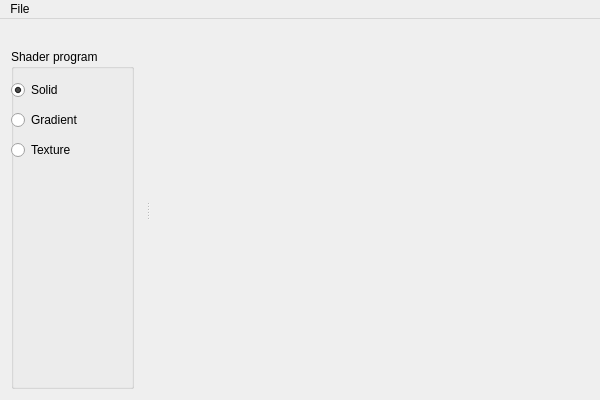
This is src/mainwindow.ui in kzliu/particleScene123 as Qt 5 draws it before an edit. The edited form follows.
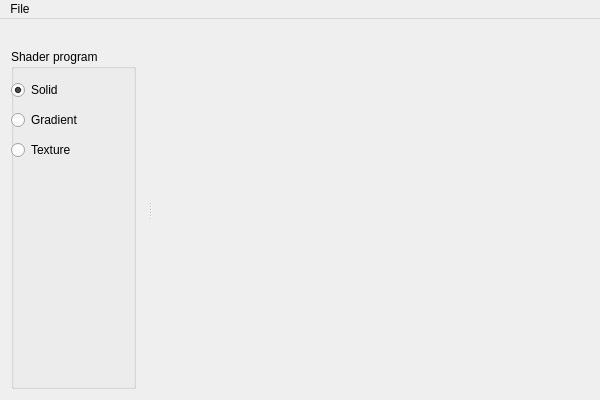
This is the edited form.

Patch:
```diff
--- a/src/mainwindow.ui
+++ b/src/mainwindow.ui
@@ -34,7 +34,7 @@
   <widget class="QDockWidget" name="settingsDock">
    <property name="minimumSize">
     <size>
-     <width>145</width>
+     <width>147</width>
      <height>211</height>
     </size>
    </property>
```
Left out of the diff: 4 changed lines with no effect on the pictures.
